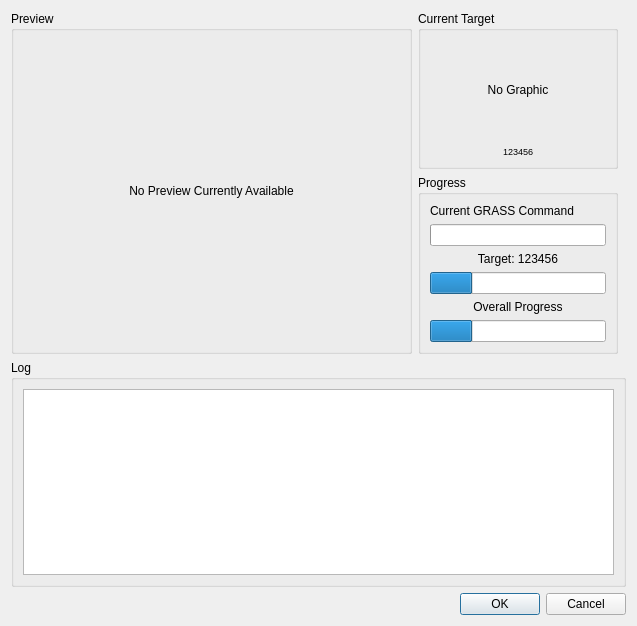
First picture: the form in src/ui/lagrassprocessbase.ui, repository arkygeek/landuseanalyst, before the edit.
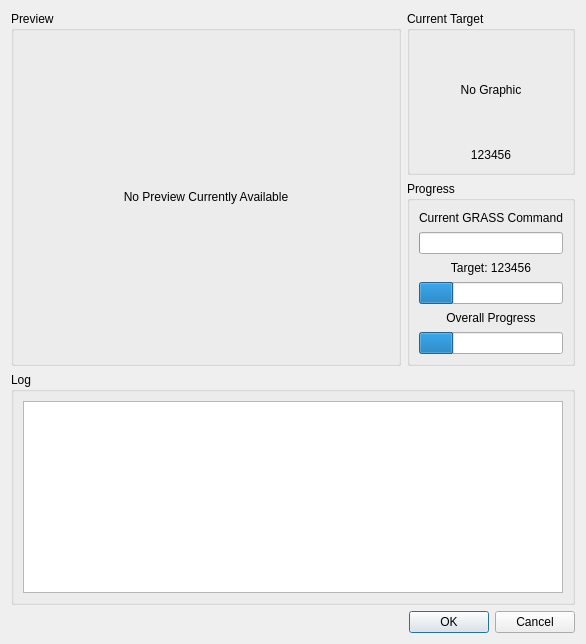
Second picture: the form after the edit. Icons and pictures are not drawn.

Commit message: Made defaults for some widgets based on last use and improved naming in some cases.

```diff
--- a/src/ui/lagrassprocessbase.ui
+++ b/src/ui/lagrassprocessbase.ui
@@ -5,8 +5,8 @@
    <rect>
     <x>0</x>
     <y>0</y>
-    <width>637</width>
-    <height>626</height>
+    <width>586</width>
+    <height>644</height>
    </rect>
   </property>
   <property name="minimumSize" >
@@ -23,13 +23,25 @@
   </property>
   <layout class="QGridLayout" >
    <item rowspan="2" row="0" column="0" >
-    <widget class="QGroupBox" name="groupBox" >
+    <widget class="QGroupBox" name="grpPreview" >
+     <property name="sizePolicy" >
+      <sizepolicy vsizetype="Expanding" hsizetype="Expanding" >
+       <horstretch>0</horstretch>
+       <verstretch>0</verstretch>
+      </sizepolicy>
+     </property>
      <property name="title" >
       <string>Preview</string>
      </property>
      <layout class="QGridLayout" >
       <item row="0" column="0" >
        <widget class="QLabel" name="lblPreview" >
+        <property name="sizePolicy" >
+         <sizepolicy vsizetype="Preferred" hsizetype="Expanding" >
+          <horstretch>0</horstretch>
+          <verstretch>0</verstretch>
+         </sizepolicy>
+        </property>
         <property name="text" >
          <string>No Preview Currently Available</string>
         </property>
@@ -42,7 +54,13 @@
     </widget>
    </item>
    <item row="0" column="1" >
-    <widget class="QGroupBox" name="groupBox_3" >
+    <widget class="QGroupBox" name="grpCurrentTarget" >
+     <property name="sizePolicy" >
+      <sizepolicy vsizetype="Preferred" hsizetype="Fixed" >
+       <horstretch>0</horstretch>
+       <verstretch>0</verstretch>
+      </sizepolicy>
+     </property>
      <property name="maximumSize" >
       <size>
        <width>200</width>
@@ -63,8 +81,8 @@
         </property>
         <property name="maximumSize" >
          <size>
-          <width>100</width>
-          <height>100</height>
+          <width>1000000</width>
+          <height>1000000</height>
          </size>
         </property>
         <property name="text" >
@@ -77,10 +95,11 @@
       </item>
       <item row="1" column="0" >
        <widget class="QLabel" name="lblCurrentArea" >
-        <property name="font" >
-         <font>
-          <pointsize>7</pointsize>
-         </font>
+        <property name="sizePolicy" >
+         <sizepolicy vsizetype="Preferred" hsizetype="Expanding" >
+          <horstretch>0</horstretch>
+          <verstretch>0</verstretch>
+         </sizepolicy>
         </property>
         <property name="text" >
          <string>123456</string>
@@ -94,7 +113,13 @@
     </widget>
    </item>
    <item row="1" column="1" >
-    <widget class="QGroupBox" name="groupBox_4" >
+    <widget class="QGroupBox" name="grpProgress" >
+     <property name="sizePolicy" >
+      <sizepolicy vsizetype="Preferred" hsizetype="Fixed" >
+       <horstretch>0</horstretch>
+       <verstretch>0</verstretch>
+      </sizepolicy>
+     </property>
      <property name="minimumSize" >
       <size>
        <width>0</width>
@@ -113,6 +138,12 @@
      <layout class="QGridLayout" >
       <item row="0" column="0" >
        <widget class="QLabel" name="label" >
+        <property name="minimumSize" >
+         <size>
+          <width>0</width>
+          <height>16</height>
+         </size>
+        </property>
         <property name="text" >
          <string>Current GRASS Command</string>
         </property>
@@ -120,6 +151,18 @@
       </item>
       <item row="1" column="0" >
        <widget class="QProgressBar" name="pbarBusy" >
+        <property name="sizePolicy" >
+         <sizepolicy vsizetype="Preferred" hsizetype="Preferred" >
+          <horstretch>0</horstretch>
+          <verstretch>0</verstretch>
+         </sizepolicy>
+        </property>
+        <property name="minimumSize" >
+         <size>
+          <width>0</width>
+          <height>19</height>
+         </size>
+        </property>
         <property name="maximumSize" >
          <size>
           <width>16777215</width>
@@ -142,6 +185,12 @@
       </item>
       <item row="2" column="0" >
        <widget class="QLabel" name="lblAreaTarget" >
+        <property name="minimumSize" >
+         <size>
+          <width>0</width>
+          <height>16</height>
+         </size>
+        </property>
         <property name="text" >
          <string>Target: 123456</string>
         </property>
@@ -152,10 +201,16 @@
       </item>
       <item row="3" column="0" >
        <widget class="QProgressBar" name="pbarTarget" >
+        <property name="sizePolicy" >
+         <sizepolicy vsizetype="Preferred" hsizetype="Preferred" >
+          <horstretch>0</horstretch>
+          <verstretch>0</verstretch>
+         </sizepolicy>
+        </property>
         <property name="minimumSize" >
          <size>
           <width>45</width>
-          <height>0</height>
+          <height>19</height>
          </size>
         </property>
         <property name="value" >
@@ -177,6 +232,12 @@
       </item>
       <item row="4" column="0" >
        <widget class="QLabel" name="label_6" >
+        <property name="minimumSize" >
+         <size>
+          <width>0</width>
+          <height>16</height>
+         </size>
+        </property>
         <property name="text" >
          <string>Overall Progress</string>
         </property>
@@ -187,10 +248,16 @@
       </item>
       <item row="5" column="0" >
        <widget class="QProgressBar" name="pbarOverall" >
+        <property name="sizePolicy" >
+         <sizepolicy vsizetype="Preferred" hsizetype="Preferred" >
+          <horstretch>0</horstretch>
+          <verstretch>0</verstretch>
+         </sizepolicy>
+        </property>
         <property name="minimumSize" >
          <size>
           <width>45</width>
-          <height>0</height>
+          <height>19</height>
          </size>
         </property>
         <property name="value" >
@@ -212,6 +279,12 @@
    </item>
    <item row="2" column="0" colspan="2" >
     <widget class="QGroupBox" name="groupBox_2" >
+     <property name="sizePolicy" >
+      <sizepolicy vsizetype="Minimum" hsizetype="Expanding" >
+       <horstretch>0</horstretch>
+       <verstretch>0</verstretch>
+      </sizepolicy>
+     </property>
      <property name="title" >
       <string>Log</string>
      </property>
```
The commit also changes 4 other files.
